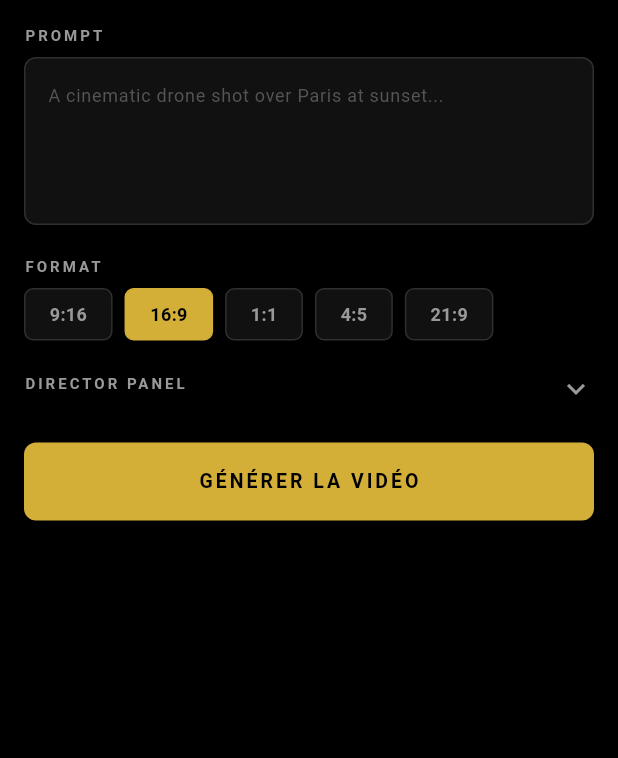
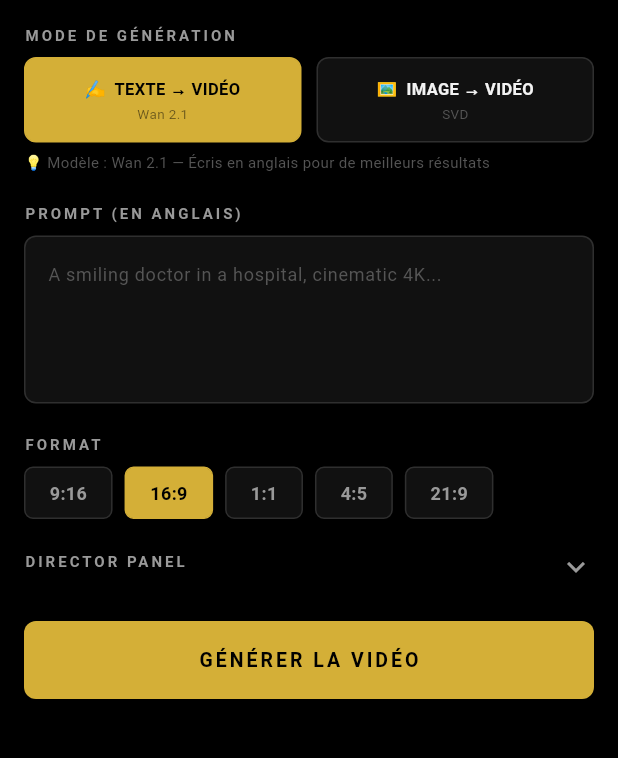
Before and after one commit to martyloves-alt/vizionai-flutter, a Flutter app: the screen it shows after launch, on a phone screen of 412 x 824 dp, the part 84-842 px from its top. Run offline on Flutter 3.47's test engine with Material 3 defaults, Android fonts, the phone set to English and light mode, and no system bars.

Commit message:
Update studio_screen.dart

```diff
--- a/lib/screens/studio_screen.dart
+++ b/lib/screens/studio_screen.dart
@@ -10,16 +10,18 @@ class StudioScreen extends StatefulWidget {
 }
 
 class _StudioScreenState extends State<StudioScreen> {
-  final _promptController = TextEditingController();
-  final _apiKeyController = TextEditingController();
+  final _promptController   = TextEditingController();
+  final _apiKeyController   = TextEditingController();
+  final _imageUrlController = TextEditingController();
 
-  String _selectedRatio = '16:9';
-  bool _isGenerating = false;
-  String _statusMessage = '';
-  String? _videoUrl;
-  String? _errorMessage;
-  bool _showDirector = false;
-  bool _showSettings = false;
+  GenerationMode _mode           = GenerationMode.textToVideo;
+  String         _selectedRatio  = '16:9';
+  bool           _isGenerating   = false;
+  String         _statusMessage  = '';
+  String?        _videoUrl;
+  String?        _errorMessage;
+  bool           _showDirector   = false;
+  bool           _showSettings   = false;
 
   double _fluidity = 50;
   double _gravity  = 50;
@@ -33,40 +35,47 @@ class _StudioScreenState extends State<StudioScreen> {
   void dispose() {
     _promptController.dispose();
     _apiKeyController.dispose();
+    _imageUrlController.dispose();
     super.dispose();
   }
 
   Future<void> _generate() async {
-    if (_promptController.text.trim().isEmpty) {
-      ScaffoldMessenger.of(context).showSnackBar(
-        const SnackBar(content: Text('Écris un prompt !')),
-      );
+    if (_apiKeyController.text.trim().isEmpty) {
+      setState(() => _showSettings = true);
+      _snack('Entre ta clé API Replicate en haut !');
       return;
     }
-    if (_apiKeyController.text.trim().isEmpty) {
-      setState(() => _showSettings = true);
-      ScaffoldMessenger.of(context).showSnackBar(
-        const SnackBar(content: Text('Entre ta clé API Replicate en haut !')),
-      );
+    if (_mode == GenerationMode.textToVideo &&
+        _promptController.text.trim().isEmpty) {
+      _snack('Écris un prompt !');
+      return;
+    }
+    if (_mode == GenerationMode.imageToVideo &&
+        _imageUrlController.text.trim().isEmpty) {
+      _snack('Colle l\'URL de ton image !');
       return;
     }
 
     setState(() {
-      _isGenerating = true;
+      _isGenerating  = true;
       _statusMessage = 'Connexion...';
-      _videoUrl = null;
-      _errorMessage = null;
+      _videoUrl      = null;
+      _errorMessage  = null;
     });
 
     final result = await GenerationEngine.generate(
       GenerationRequest(
-        prompt: _promptController.text,
-        ratio: _selectedRatio,
-        director: DirectorSettings(
+        prompt   : _promptController.text,
+        ratio    : _selectedRatio,
+        director : DirectorSettings(
+          fluidity: _fluidity, gravity: _gravity,
           pan: _pan, tilt: _tilt, zoom: _zoom,
-          fluidity: _fluidity, gravity: _gravity,
         ),
-        apiKey: _apiKeyController.text.trim(),
+        apiKey   : _apiKeyController.text.trim(),
+        mode     : _mode,
+        imageUrl : _imageUrlController.text.trim().isEmpty
+            ? null
+            : _imageUrlController.text.trim(),
       ),
       onStatus: (s) => setState(() => _statusMessage = s),
     );
@@ -74,13 +83,18 @@ class _StudioScreenState extends State<StudioScreen> {
     setState(() {
       _isGenerating = false;
       if (result.status == 'succeeded') {
-        _videoUrl = result.videoUrl;
+        _videoUrl      = result.videoUrl;
         _statusMessage = 'Vidéo prête !';
       } else {
-        _errorMessage = result.error;
+        _errorMessage  = result.error;
         _statusMessage = 'Erreur';
       }
     });
+  }
+
+  void _snack(String msg) {
+    ScaffoldMessenger.of(context)
+        .showSnackBar(SnackBar(content: Text(msg)));
   }
 
   @override
@@ -122,7 +136,7 @@ class _StudioScreenState extends State<StudioScreen> {
           crossAxisAlignment: CrossAxisAlignment.start,
           children: [
 
-            // ── CLÉ API ──
+            // ── CLÉ API ──────────────────────────────────────────
             if (_showSettings) ...[
               _label('CLÉ API REPLICATE'),
               _textField(_apiKeyController,
@@ -130,14 +144,62 @@ class _StudioScreenState extends State<StudioScreen> {
               const SizedBox(height: 16),
             ],
 
-            // ── PROMPT ──
-            _label('PROMPT'),
+            // ── SÉLECTEUR DE MODE ────────────────────────────────
+            _label('MODE DE GÉNÉRATION'),
+            Row(children: [
+              _modeBtn(
+                label : '✍️  TEXTE → VIDÉO',
+                mode  : GenerationMode.textToVideo,
+                tip   : 'Wan 2.1',
+              ),
+              const SizedBox(width: 10),
+              _modeBtn(
+                label : '🖼️  IMAGE → VIDÉO',
+                mode  : GenerationMode.imageToVideo,
+                tip   : 'SVD',
+              ),
+            ]),
+            const SizedBox(height: 6),
+            Text(
+              _mode == GenerationMode.textToVideo
+                  ? '💡 Modèle : Wan 2.1 — Écris en anglais pour de meilleurs résultats'
+                  : '💡 Modèle : Stable Video Diffusion — Colle l\'URL d\'une image',
+              style: const TextStyle(
+                  color: Color(0xFF555555), fontSize: 10),
+            ),
+            const SizedBox(height: 20),
+
+            // ── PROMPT (mode texte) ──────────────────────────────
+            if (_mode == GenerationMode.textToVideo) ...[
+              _label('PROMPT (EN ANGLAIS)'),
               _textField(_promptController,
-                hint: 'A cinematic drone shot over Paris at sunset...',
+                  hint: 'A smiling doctor in a hospital, cinematic 4K...',
                   lines: 4),
               const SizedBox(height: 20),
+            ],
 
-            // ── FORMAT ──
+            // ── IMAGE URL (mode image) ────────────────────────────
+            if (_mode == GenerationMode.imageToVideo) ...[
+              _label('URL DE TON IMAGE'),
+              _textField(_imageUrlController,
+                  hint: 'https://exemple.com/mon-image.jpg'),
+              const SizedBox(height: 8),
+              const Text(
+                '💡 Astuce : Upload ton image sur imgur.com ou postimages.org\n'
+                'puis copie le lien direct ici.',
+                style: TextStyle(
+                    color: Color(0xFF555555), fontSize: 10,
+                    height: 1.5),
+              ),
+              const SizedBox(height: 12),
+              _label('PROMPT (OPTIONNEL)'),
+              _textField(_promptController,
+                  hint: 'Describe the motion (optional)...',
+                  lines: 2),
+              const SizedBox(height: 20),
+            ],
+
+            // ── FORMAT ───────────────────────────────────────────
             _label('FORMAT'),
             SingleChildScrollView(
               scrollDirection: Axis.horizontal,
@@ -163,8 +225,9 @@ class _StudioScreenState extends State<StudioScreen> {
                       ),
                       child: Text(r,
                           style: TextStyle(
-                            color:
-                                sel ? Colors.black : const Color(0xFF999999),
+                            color: sel
+                                ? Colors.black
+                                : const Color(0xFF999999),
                             fontWeight: FontWeight.bold,
                             fontSize: 12,
                           )),
@@ -175,7 +238,7 @@ class _StudioScreenState extends State<StudioScreen> {
             ),
             const SizedBox(height: 20),
 
-            // ── DIRECTOR PANEL ──
+            // ── DIRECTOR PANEL ────────────────────────────────────
             GestureDetector(
               onTap: () =>
                   setState(() => _showDirector = !_showDirector),
@@ -192,27 +255,31 @@ class _StudioScreenState extends State<StudioScreen> {
             ),
             if (_showDirector) ...[
               const SizedBox(height: 8),
-              _slider('Fluidity', _fluidity,
+              if (_mode == GenerationMode.textToVideo) ...[
+                _slider('Créativité (Guidance)',  _fluidity,
                     (v) => setState(() => _fluidity = v),
-                  sub:
-                      'motion_bucket → ${GenerationEngine.mapMotionBucket(_fluidity)}'),
-              _slider('Gravity', _gravity,
+                    sub: 'scale → ${GenerationEngine.mapGuidance(_fluidity).toStringAsFixed(1)}'),
+                _slider('Qualité (Steps)', _gravity,
                     (v) => setState(() => _gravity = v),
-                  sub:
-                      'cond_aug → ${GenerationEngine.mapCondAug(_gravity).toStringAsFixed(2)}'),
-              _slider('Pan', _pan,
-                  (v) => setState(() => _pan = v),
+                    sub: 'steps → ${GenerationEngine.mapSteps(_gravity)}'),
+              ] else ...[
+                _slider('Mouvement (Fluidity)', _fluidity,
+                    (v) => setState(() => _fluidity = v),
+                    sub: 'motion_bucket → ${GenerationEngine.mapMotionBucket(_fluidity)}'),
+                _slider('Stabilité (Gravity)', _gravity,
+                    (v) => setState(() => _gravity = v),
+                    sub: 'cond_aug → ${GenerationEngine.mapCondAug(_gravity).toStringAsFixed(2)}'),
+              ],
+              _slider('Pan',  _pan,  (v) => setState(() => _pan  = v),
                   min: -100, max: 100),
-              _slider('Tilt', _tilt,
-                  (v) => setState(() => _tilt = v),
+              _slider('Tilt', _tilt, (v) => setState(() => _tilt = v),
                   min: -100, max: 100),
-              _slider('Zoom', _zoom,
-                  (v) => setState(() => _zoom = v),
+              _slider('Zoom', _zoom, (v) => setState(() => _zoom = v),
                   min: -100, max: 100),
             ],
             const SizedBox(height: 24),
 
-            // ── BOUTON GÉNÉRER ──
+            // ── BOUTON GÉNÉRER ────────────────────────────────────
             SizedBox(
               width: double.infinity,
               height: 52,
@@ -238,11 +305,14 @@ class _StudioScreenState extends State<StudioScreen> {
                           Text(_statusMessage,
                               style: const TextStyle(
                                   color: Color(0xFF999999),
-                                  fontSize: 13)),
+                                  fontSize: 12)),
                         ],
                       )
-                    : const Text('GÉNÉRER LA VIDÉO',
-                        style: TextStyle(
+                    : Text(
+                        _mode == GenerationMode.textToVideo
+                            ? 'GÉNÉRER LA VIDÉO'
+                            : 'ANIMER L\'IMAGE',
+                        style: const TextStyle(
                           color: Colors.black,
                           fontWeight: FontWeight.bold,
                           letterSpacing: 2,
@@ -252,14 +322,12 @@ class _StudioScreenState extends State<StudioScreen> {
             ),
             const SizedBox(height: 20),
 
-            // ── RÉSULTAT ──
+            // ── RÉSULTAT ──────────────────────────────────────────
             if (_videoUrl != null)
               GestureDetector(
                 onTap: () {
                   Clipboard.setData(ClipboardData(text: _videoUrl!));
-                  ScaffoldMessenger.of(context).showSnackBar(
-                    const SnackBar(content: Text('Lien copié !')),
-                  );
+                  _snack('Lien copié !');
                 },
                 child: Container(
                   width: double.infinity,
@@ -267,7 +335,8 @@ class _StudioScreenState extends State<StudioScreen> {
                   decoration: BoxDecoration(
                     color: const Color(0xFF0D1F0D),
                     borderRadius: BorderRadius.circular(8),
-                    border: Border.all(color: const Color(0xFF10B981)),
+                    border:
+                        Border.all(color: const Color(0xFF10B981)),
                   ),
                   child: Column(
                     crossAxisAlignment: CrossAxisAlignment.start,
@@ -285,7 +354,8 @@ class _StudioScreenState extends State<StudioScreen> {
                       const SizedBox(height: 6),
                       const Text('Appuie pour copier le lien',
                           style: TextStyle(
-                              color: Color(0xFF555555), fontSize: 10)),
+                              color: Color(0xFF555555),
+                              fontSize: 10)),
                     ],
                   ),
                 ),
@@ -298,14 +368,62 @@ class _StudioScreenState extends State<StudioScreen> {
                 decoration: BoxDecoration(
                   color: const Color(0xFF1F0D0D),
                   borderRadius: BorderRadius.circular(8),
-                  border: Border.all(color: const Color(0xFFEF4444)),
+                  border:
+                      Border.all(color: const Color(0xFFEF4444)),
                 ),
                 child: Text('❌ $_errorMessage',
-                    style: const TextStyle(color: Color(0xFFEF4444))),
+                    style: const TextStyle(
+                        color: Color(0xFFEF4444))),
               ),
 
             const SizedBox(height: 40),
           ],
+        ),
+      ),
+    );
+  }
+
+  // ── WIDGETS HELPERS ────────────────────────────────────────────
+
+  Widget _modeBtn({
+    required String label,
+    required GenerationMode mode,
+    required String tip,
+  }) {
+    final sel = _mode == mode;
+    return Expanded(
+      child: GestureDetector(
+        onTap: () => setState(() => _mode = mode),
+        child: Container(
+          padding: const EdgeInsets.symmetric(vertical: 12),
+          decoration: BoxDecoration(
+            color: sel
+                ? const Color(0xFFD4AF37)
+                : const Color(0xFF111111),
+            borderRadius: BorderRadius.circular(8),
+            border: Border.all(
+              color: sel
+                  ? const Color(0xFFD4AF37)
+                  : const Color(0x20FFFFFF),
+            ),
+          ),
+          child: Column(children: [
+            Text(label,
+                textAlign: TextAlign.center,
+                style: TextStyle(
+                  color: sel ? Colors.black : const Color(0xFFF2F2F2),
+                  fontWeight: FontWeight.bold,
+                  fontSize: 11,
+                )),
+            const SizedBox(height: 2),
+            Text(tip,
+                style: TextStyle(
+                  color: sel
+                      ? Colors.black54
+                      : const Color(0xFF555555),
+                  fontSize: 9,
+                )),
+          ]),
         ),
       ),
     );
@@ -327,45 +445,60 @@ class _StudioScreenState extends State<StudioScreen> {
       controller: c,
       maxLines: lines,
       obscureText: obscure,
-      style: const TextStyle(color: Color(0xFFF2F2F2), fontSize: 13),
+      style: const TextStyle(
+          color: Color(0xFFF2F2F2), fontSize: 13),
       decoration: InputDecoration(
         hintText: hint,
-        hintStyle: const TextStyle(color: Color(0xFF555555), fontSize: 12),
+        hintStyle: const TextStyle(
+            color: Color(0xFF555555), fontSize: 12),
         filled: true,
         fillColor: const Color(0xFF111111),
-        border: OutlineInputBorder(borderRadius: BorderRadius.circular(8),
-            borderSide: const BorderSide(color: Color(0x20FFFFFF))),
-        enabledBorder: OutlineInputBorder(borderRadius: BorderRadius.circular(8),
-            borderSide: const BorderSide(color: Color(0x20FFFFFF))),
-        focusedBorder: OutlineInputBorder(borderRadius: BorderRadius.circular(8),
-            borderSide: const BorderSide(color: Color(0xFFD4AF37))),
+        border: OutlineInputBorder(
+            borderRadius: BorderRadius.circular(8),
+            borderSide:
+                const BorderSide(color: Color(0x20FFFFFF))),
+        enabledBorder: OutlineInputBorder(
+            borderRadius: BorderRadius.circular(8),
+            borderSide:
+                const BorderSide(color: Color(0x20FFFFFF))),
+        focusedBorder: OutlineInputBorder(
+            borderRadius: BorderRadius.circular(8),
+            borderSide:
+                const BorderSide(color: Color(0xFFD4AF37))),
       ),
     );
   }
 
-  Widget _slider(String label, double value, ValueChanged<double> cb,
+  Widget _slider(String label, double value,
+      ValueChanged<double> cb,
       {double min = 0, double max = 100, String? sub}) {
-    return Column(crossAxisAlignment: CrossAxisAlignment.start, children: [
+    return Column(
+        crossAxisAlignment: CrossAxisAlignment.start,
+        children: [
           Row(children: [
             Text(label,
-            style: const TextStyle(color: Color(0xFFF2F2F2), fontSize: 12)),
+                style: const TextStyle(
+                    color: Color(0xFFF2F2F2), fontSize: 12)),
             const Spacer(),
             Text(value.toStringAsFixed(0),
-            style: const TextStyle(color: Color(0xFFD4AF37), fontSize: 12)),
+                style: const TextStyle(
+                    color: Color(0xFFD4AF37), fontSize: 12)),
             if (sub != null) ...[
               const SizedBox(width: 8),
               Text(sub,
-              style:
-                  const TextStyle(color: Color(0xFF555555), fontSize: 10)),
+                  style: const TextStyle(
+                      color: Color(0xFF555555), fontSize: 10)),
             ],
           ]),
           SliderTheme(
             data: const SliderThemeData(
-          activeTrackColor: Color(0xFFD4AF37),
+              activeTrackColor  : Color(0xFFD4AF37),
               inactiveTrackColor: Color(0xFF333333),
-          thumbColor: Color(0xFFD4AF37),
+              thumbColor        : Color(0xFFD4AF37),
             ),
-        child: Slider(value: value, min: min, max: max, onChanged: cb),
+            child: Slider(
+                value: value, min: min, max: max,
+                onChanged: cb),
           ),
           const SizedBox(height: 4),
         ]);
```
Lines whose indentation alone changed are shown as unchanged.
